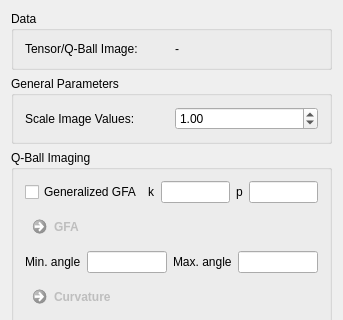
This is Plugins/org.mitk.gui.qt.diffusionimaging/src/internal/QmitkDiffusionQuantificationViewControls.ui in MITK/MITK as Qt 5 draws it before an edit; both pictures show x 0 to 343 and y 0 to 320 of the 343 by 621 pixel window. The edited form follows.
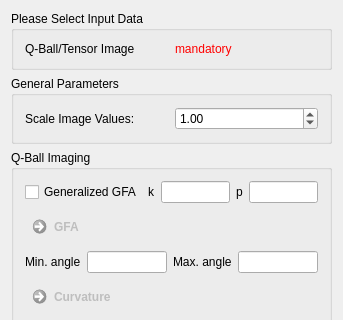
This is the edited form.

Patch:
```diff
--- a/Plugins/org.mitk.gui.qt.diffusionimaging/src/internal/QmitkDiffusionQuantificationViewControls.ui
+++ b/Plugins/org.mitk.gui.qt.diffusionimaging/src/internal/QmitkDiffusionQuantificationViewControls.ui
@@ -7,7 +7,7 @@
     <x>0</x>
     <y>0</y>
     <width>343</width>
-    <height>543</height>
+    <height>612</height>
    </rect>
   </property>
   <property name="minimumSize">
@@ -23,20 +23,20 @@
    <item>
     <widget class="QGroupBox" name="groupBox_3">
      <property name="title">
-      <string>Data</string>
+      <string>Please Select Input Data</string>
      </property>
      <layout class="QGridLayout" name="gridLayout">
       <item row="0" column="0">
        <widget class="QLabel" name="label">
         <property name="text">
-         <string>Tensor/Q-Ball Image:</string>
+         <string>Q-Ball/Tensor Image</string>
         </property>
        </widget>
       </item>
       <item row="0" column="1">
        <widget class="QLabel" name="m_InputImageLabel">
         <property name="text">
-         <string>-</string>
+         <string>&lt;html&gt;&lt;head/&gt;&lt;body&gt;&lt;p&gt;&lt;span style=&quot; color:#ff0000;&quot;&gt;mandatory&lt;/span&gt;&lt;/p&gt;&lt;/body&gt;&lt;/html&gt;</string>
         </property>
        </widget>
       </item>
```
Left out of the diff: 2 changed lines with no effect on the pictures.
